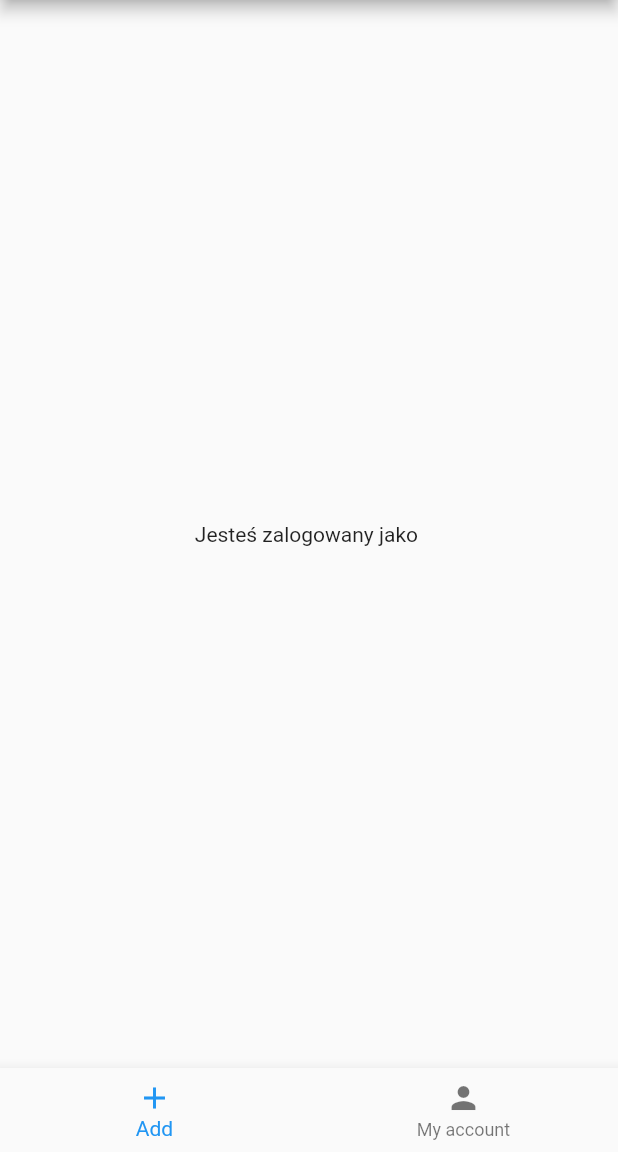
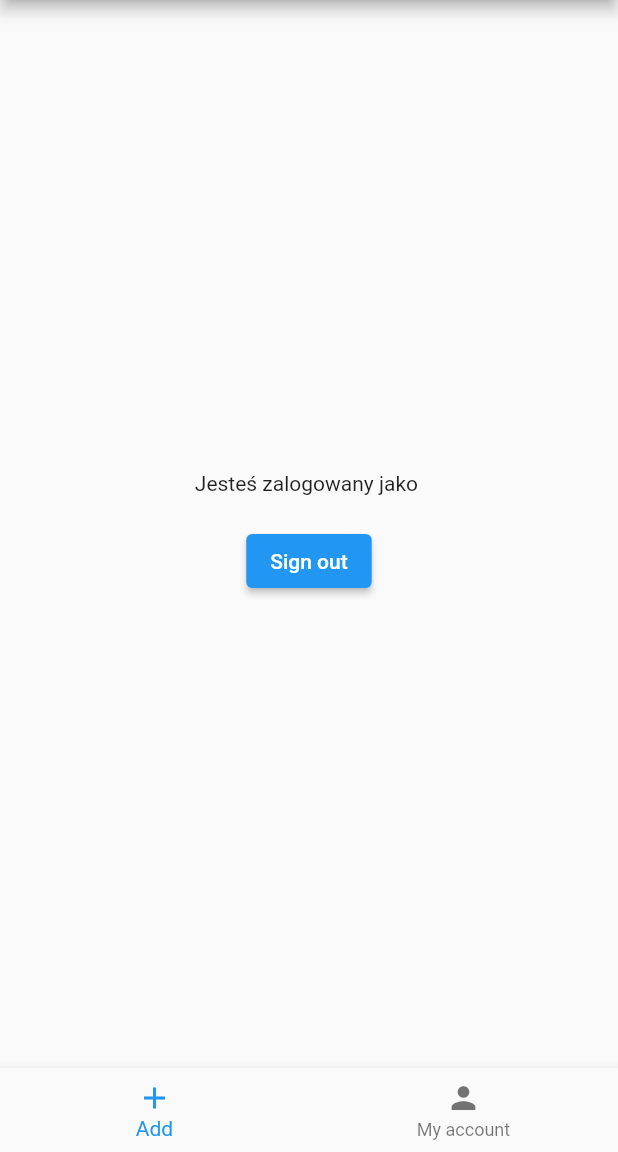
Before and after one commit to marcinwozniak407/when_was_that, a Flutter app: the screen it shows once a user with an empty profile is signed in, on a phone screen of 412 x 824 dp, the part 84-1236 px from its top. Run offline on Flutter 3.47's test engine with Material 2 defaults, Android fonts, the phone set to English and light mode, and no system bars; our stand-ins replace animated_splash_screen, firebase_auth, firebase_core, google_fonts; accounts and stored records are empty.

Commit message:
Add Sign out button

```diff
--- a/lib/app/home/home_page.dart
+++ b/lib/app/home/home_page.dart
@@ -24,7 +24,20 @@ class _HomePageState extends State<HomePage> {
         title: const Text('When was that?'),
       ),
       body: Center(
-        child: Text('Jesteś zalogowany jako ${widget.user.email}'),
+        child: Column(
+          mainAxisAlignment: MainAxisAlignment.center,
+          children: [
+            Text('Jesteś zalogowany jako ${widget.user.email}'),
+            const SizedBox(
+              height: 20,
+            ),
+            ElevatedButton(
+                onPressed: () {
+                  FirebaseAuth.instance.signOut();
+                },
+                child: const Text('Sign out'))
+          ],
+        ),
       ),
       bottomNavigationBar: BottomNavigationBar(
         currentIndex: currentIndex,
```
